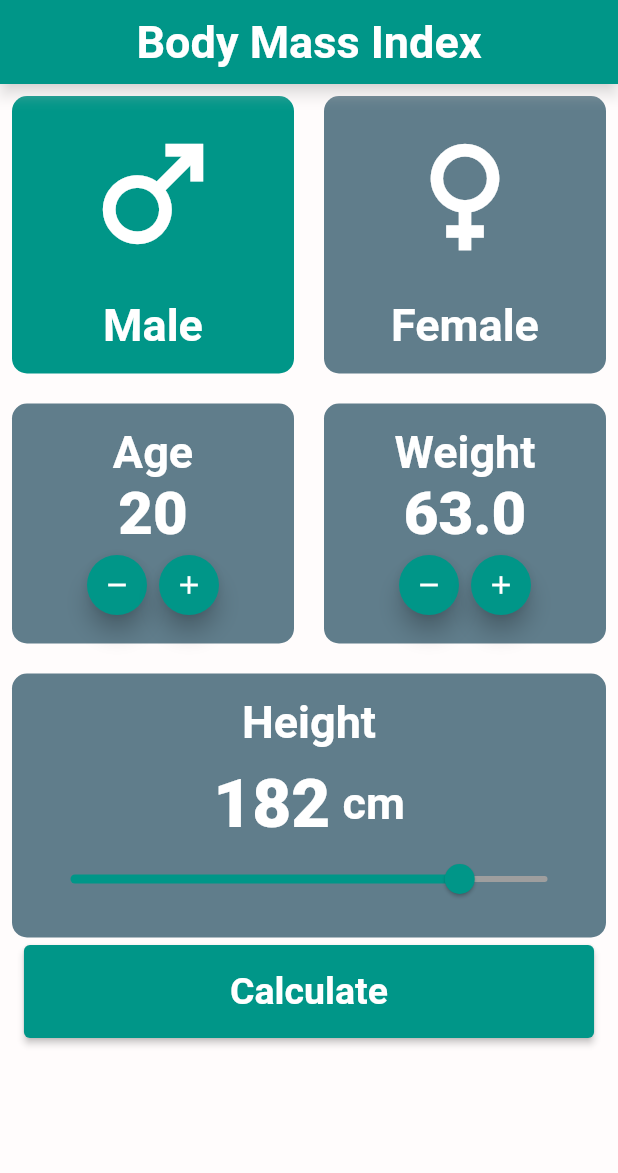
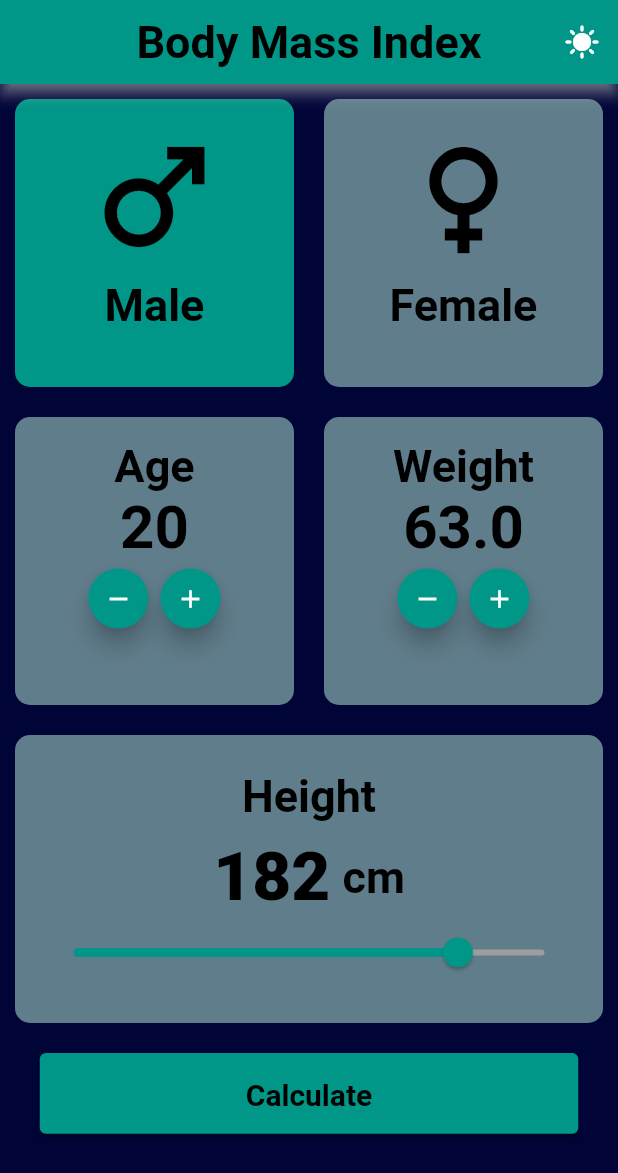
Before and after one commit to swilam202/BMI, a Flutter app: the screen it shows after launch, on a phone screen of 412 x 824 dp. Shown: the top 1173 px of the screen. Run offline on Flutter 3.47's test engine with Material 2 defaults, Android fonts, the phone set to English and light mode, and no system bars; our stand-ins replace percent_indicator.

Commit message:
add the switch between dark and light theme with fixing tadarob el themes but for sorry without themedata .. to be fixed soon with the provider

```diff
--- a/lib/home.dart
+++ b/lib/home.dart
@@ -6,6 +6,8 @@ import 'main.dart';
 class Home extends StatefulWidget {
   @override
   State<Home> createState() => _HomeState();
+
+  Home();
 }
 
 class _HomeState extends State<Home> {
@@ -24,8 +26,8 @@ class _HomeState extends State<Home> {
         },
         child: Container(
             decoration: BoxDecoration(
-            color:
-                (isMale && gander == 'male') || (!isMale && gander == 'female')
+              color: (isMale && gander == 'male') ||
+                      (!isMale && gander == 'female')
                   ? Colors.teal
                   : Colors.blueGrey,
               borderRadius: BorderRadius.circular(10),
@@ -36,18 +38,20 @@ class _HomeState extends State<Home> {
                 Icon(
                   (gander == 'male') ? Icons.male : Icons.female,
                   size: 100,
-                color: mode == ThemeMode.dark ? Colors.black : Colors.white,
+                  color: mode == ThemeMode.light ? Colors.white : Colors.black,
                 ),
                 const SizedBox(
-                height: 20,
+                  height: 5,
                 ),
                 Text((gander == 'male') ? 'Male' : 'Female',
-                  style: mode == ThemeMode.light
-                      ? Theme.of(context).textTheme.headline5
-                      : Theme.of(context).textTheme.headline4),
+                    style: TextStyle(
+                        color: mode == ThemeMode.light
+                            ? Colors.white
+                            : Colors.black,
+                        fontWeight: FontWeight.bold,
+                        fontSize: 30)),
               ],
-          ),
-        ),
+            )),
       ),
     );
   }
@@ -63,16 +67,20 @@ class _HomeState extends State<Home> {
         child: Column(
           children: [
             Text((ageWeight == 'age') ? 'Age' : 'Weight',
-                style: mode == ThemeMode.light
-                    ? Theme.of(context).textTheme.headline5
-                    : Theme.of(context).textTheme.headline4),
+                style: TextStyle(
+                    color:
+                        mode == ThemeMode.light ? Colors.white : Colors.black,
+                    fontWeight: FontWeight.bold,
+                    fontSize: 30)),
             Text(
                 (ageWeight == 'age')
                     ? age.toStringAsFixed(0)
                     : weight.toStringAsFixed(1),
-                style: mode == ThemeMode.light
-                    ? Theme.of(context).textTheme.headline3
-                    : Theme.of(context).textTheme.headline2),
+                style: TextStyle(
+                    color:
+                        mode == ThemeMode.light ? Colors.white : Colors.black,
+                    fontWeight: FontWeight.bold,
+                    fontSize: 40)),
             Row(
               mainAxisAlignment: MainAxisAlignment.center,
               children: [
@@ -121,9 +129,10 @@ class _HomeState extends State<Home> {
         mainAxisAlignment: MainAxisAlignment.center,
         children: [
           Text('Height',
-              style: mode == ThemeMode.light
-                  ? Theme.of(context).textTheme.headline5
-                  : Theme.of(context).textTheme.headline4),
+              style: TextStyle(
+                  color: mode == ThemeMode.light ? Colors.white : Colors.black,
+                  fontWeight: FontWeight.bold,
+                  fontSize: 30)),
           const SizedBox(
             height: 10,
           ),
@@ -142,9 +151,11 @@ class _HomeState extends State<Home> {
                 width: 8,
               ),
               Text('cm',
-                  style: mode == ThemeMode.light
-                      ? Theme.of(context).textTheme.headline5
-                      : Theme.of(context).textTheme.headline4),
+                  style: TextStyle(
+                      color:
+                          mode == ThemeMode.light ? Colors.white : Colors.black,
+                      fontWeight: FontWeight.bold,
+                      fontSize: 30)),
             ],
           ),
           Slider(
@@ -164,8 +175,7 @@ class _HomeState extends State<Home> {
 
   @override
   Widget build(BuildContext context) {
-    return Scaffold(
-      appBar: AppBar(
+    var app = AppBar(
       title: Text(
         'Body Mass Index',
         style: TextStyle(
@@ -176,12 +186,39 @@ class _HomeState extends State<Home> {
       centerTitle: true,
       backgroundColor: Colors.teal,
       shadowColor: Colors.white,
-      ),
-      body: Padding(
-        padding: const EdgeInsets.all(8.0),
+      actions: [
+        IconButton(
+            onPressed: () {
+              setState(() {
+                if (mode == ThemeMode.dark)
+                  mode = ThemeMode.light;
+                else
+                  mode = ThemeMode.dark;
+              });
+            },
+            icon: Icon(mode == ThemeMode.dark
+                ? Icons.sunny
+                : Icons.nightlight_round_sharp))
+      ],
+    );
+
+    return Scaffold(
+      appBar: app,
+      body: LayoutBuilder(builder: (context, constrains) {
+        return Container(
+          width: double.infinity,
+          color: mode == ThemeMode.light
+              ? Color.fromRGBO(255, 252, 252, 1.0)
+              : Color.fromRGBO(0, 4, 55, 1),
           child: Column(
             children: [
-            Row(
+              Container(
+                margin: EdgeInsets.all(10),
+                height: (MediaQuery.of(context).size.height -
+                        MediaQuery.of(context).padding.top -
+                        app.preferredSize.height) *
+                    0.25,
+                child: Row(
                   mainAxisAlignment: MainAxisAlignment.center,
                   children: [
                     ganderIcon('male'),
@@ -191,10 +228,14 @@ class _HomeState extends State<Home> {
                     ganderIcon('female'),
                   ],
                 ),
-            const SizedBox(
-              height: 20,
               ),
-            Row(
+              Container(
+                margin: EdgeInsets.all(10),
+                height: (MediaQuery.of(context).size.height -
+                        MediaQuery.of(context).padding.top -
+                        app.preferredSize.height) *
+                    0.25,
+                child: Row(
                   mainAxisAlignment: MainAxisAlignment.center,
                   children: [
                     ageWeightIcon('age'),
@@ -204,14 +245,21 @@ class _HomeState extends State<Home> {
                     ageWeightIcon('weight'),
                   ],
                 ),
-            const SizedBox(
-              height: 20,
               ),
-            slider(),
-            SizedBox(
-              height: 5,
-            ),
-            ElevatedButton(
+              Container(
+                  margin: EdgeInsets.all(10),
+                  height: (MediaQuery.of(context).size.height -
+                          MediaQuery.of(context).padding.top -
+                          app.preferredSize.height) *
+                      0.25,
+                  child: slider()),
+              Container(
+                margin: EdgeInsets.all(10),
+                height: (MediaQuery.of(context).size.height -
+                        MediaQuery.of(context).padding.top -
+                        app.preferredSize.height) *
+                    0.07,
+                child: ElevatedButton(
                   onPressed: () {
                     double result = weight / pow(height / 100, 2);
                     Navigator.push(
@@ -234,38 +282,14 @@ class _HomeState extends State<Home> {
                     foregroundColor: MaterialStateProperty.all(
                         mode == ThemeMode.light ? Colors.white : Colors.black),
                     textStyle: MaterialStateProperty.all(
-                    TextStyle(fontWeight: FontWeight.bold, fontSize: 25)),
+                        TextStyle(fontWeight: FontWeight.bold, fontSize: 20)),
                   ),
                 ),
-            // Container(
-            //   decoration: BoxDecoration(
-            //       borderRadius: BorderRadius.circular(10), color: Colors.teal),
-            //   margin: const EdgeInsets.all(15),
-            //   alignment: Alignment.bottomCenter,
-            //   height: MediaQuery.of(context).size.height / 15,
-            //   width: double.infinity,
-            //   child: TextButton(
-            //     child: const Text('Calculate',
-            //         textAlign: TextAlign.center,
-            //         style: TextStyle(
-            //             color: Colors.black,
-            //             fontWeight: FontWeight.bold,
-            //             fontSize: 30)),
-            //     onPressed: () {
-            //       double result = weight / pow(height / 100, 2);
-            //       Navigator.push(
-            //         context,
-            //         MaterialPageRoute(
-            //           builder: (context) =>
-            //               Result(age: age, isMale: isMale, result: result),
-            //         ),
-            //       );
-            //     },
-            //   ),
-            // ),
+              ),
             ],
           ),
-      ),
+        );
+      }),
     );
   }
 }
--- a/lib/main.dart
+++ b/lib/main.dart
@@ -2,7 +2,7 @@ import 'package:bmi/result.dart';
 import 'package:flutter/material.dart';
 import 'home.dart';
 
-ThemeMode mode = ThemeMode.light;
+ThemeMode mode = ThemeMode.dark;
 
 void main() => runApp(MyApp());
 
@@ -10,27 +10,26 @@ class MyApp extends StatelessWidget {
   @override
   Widget build(BuildContext context) {
     return MaterialApp(
-      darkTheme: ThemeData(
-        canvasColor: Colors.black38,
-      ),
       themeMode: mode,
-      theme: ThemeData(
-        canvasColor: Color.fromRGBO(255, 252, 252, 1.0),
-        textTheme: const TextTheme(
-          headline2: TextStyle(
-              fontSize: 40, fontWeight: FontWeight.w900, color: Colors.black),
-          headline3: TextStyle(
-              fontSize: 40, fontWeight: FontWeight.w900, color: Colors.white),
-          headline4: TextStyle(
-              fontSize: 30, fontWeight: FontWeight.bold, color: Colors.black),
-          headline5: TextStyle(
-              fontSize: 30, fontWeight: FontWeight.bold, color: Colors.white),
-        ),
-        iconTheme: IconThemeData(
-          color: mode == ThemeMode.dark ? Colors.black : Colors.white,
-          size: 30,
-        ),
-      ),
+      // darkTheme: ThemeData(
+      //     canvasColor: Colors.black38,
+      //     textTheme: TextTheme(
+      //       headline4: TextStyle(
+      //           fontSize: 30, fontWeight: FontWeight.bold, color: Colors.black),
+      //     )),
+      // theme: ThemeData(
+      //   canvasColor: mode == ThemeMode.light
+      //       ? Color.fromRGBO(255, 252, 252, 1.0)
+      //       : Colors.black38,
+      //   textTheme: const TextTheme(
+      //     headline5: TextStyle(
+      //         fontSize: 30, fontWeight: FontWeight.bold, color: Colors.white),
+      //   ),
+      //   iconTheme: IconThemeData(
+      //     color: mode == ThemeMode.dark ? Colors.black : Colors.white,
+      //     size: 30,
+      //   ),
+      // ),
       debugShowCheckedModeBanner: false,
       routes: {
         'home': (context) => Home(),
```
Also changed, not shown: lib/result.dart (+5 -5 lines). Lines whose indentation alone changed are shown as unchanged.
